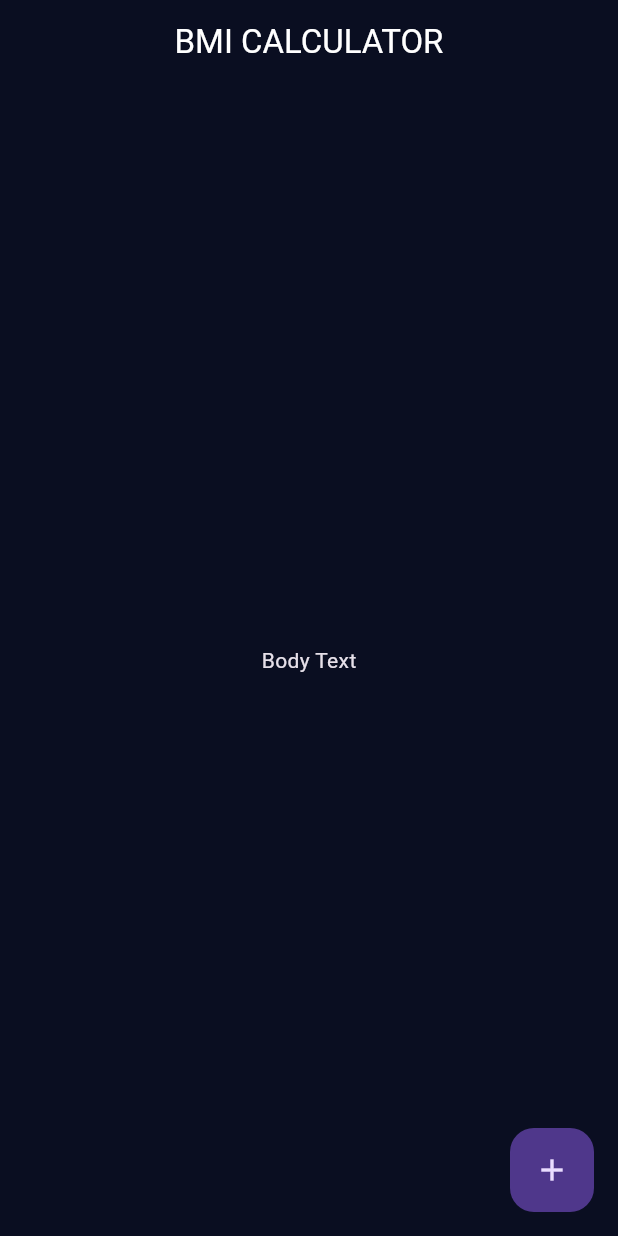
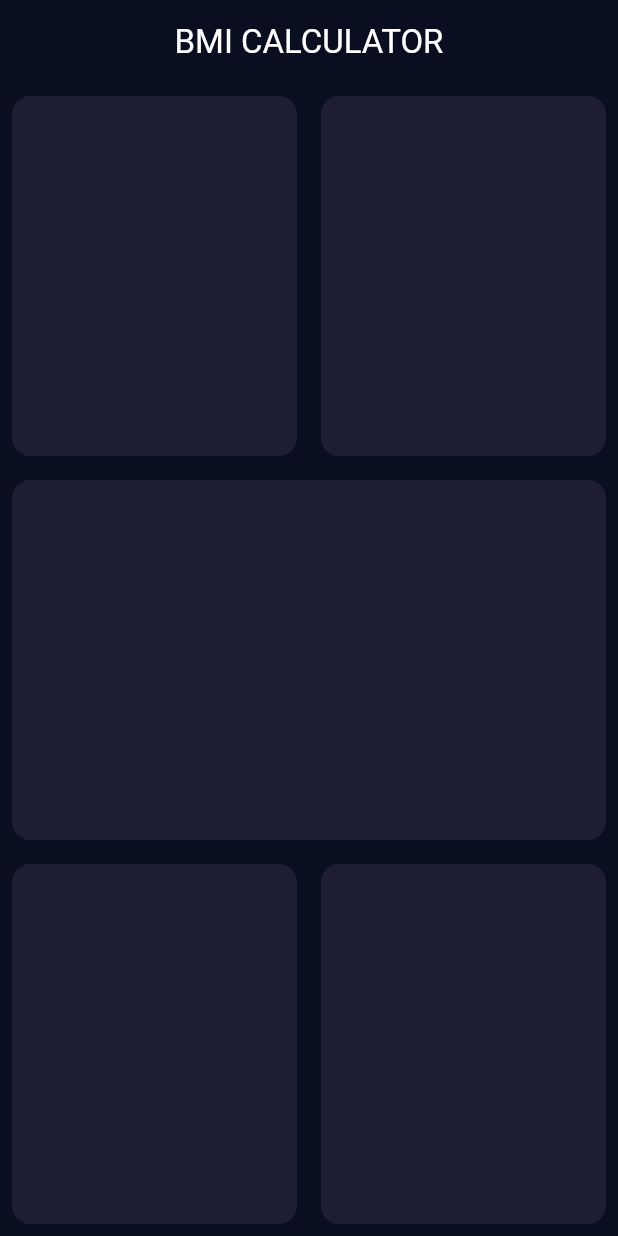
Before and after one commit to sergeyruppel/bmi_calculator_app, a Flutter app: the screen it shows after launch, on a phone screen of 412 x 824 dp. Run offline on Flutter 3.47's test engine with Material 3 defaults, Android fonts, the phone set to English and light mode, and no system bars.

Commit message:
Containers added

```diff
--- a/lib/input_page.dart
+++ b/lib/input_page.dart
@@ -14,15 +14,66 @@ class InputPageState extends State<InputPage> {
       appBar: AppBar(
         title: const Text('BMI CALCULATOR'),
       ),
-      body: const Center(
-        child: Text('Body Text'),
-      ),
-      // floatingActionButton: const FloatingActionButton(
-      //   child: Icon(Icons.add),
-      // ),
-      floatingActionButton: FloatingActionButton(
-        onPressed: () {},
-        child: const Icon(Icons.add),
+      body: Column(
+        children: [
+          Expanded(
+            child: Row(
+              children: [
+                Expanded(
+                  child: Container(
+                    margin: EdgeInsets.all(8.0),
+                    decoration: BoxDecoration(
+                      color: Color(0xFF1D1E33),
+                      borderRadius: BorderRadius.circular(12.0),
+                    ),
+                  ),
+                ),
+                Expanded(
+                  child: Container(
+                    margin: EdgeInsets.all(8.0),
+                    decoration: BoxDecoration(
+                      color: Color(0xFF1D1E33),
+                      borderRadius: BorderRadius.circular(12.0),
+                    ),
+                  ),
+                )
+              ],
+            ),
+          ),
+          Expanded(
+            child: Container(
+              margin: EdgeInsets.all(8.0),
+              decoration: BoxDecoration(
+                color: Color(0xFF1D1E33),
+                borderRadius: BorderRadius.circular(12.0),
+              ),
+            ),
+          ),
+          Expanded(
+            child: Row(
+              children: [
+                Expanded(
+                  child: Container(
+                    margin: EdgeInsets.all(8.0),
+                    decoration: BoxDecoration(
+                      color: Color(0xFF1D1E33),
+                      borderRadius: BorderRadius.circular(12.0),
+                    ),
+                  ),
+                ),
+                Expanded(
+                  child: Container(
+                    margin: EdgeInsets.all(8.0),
+                    decoration: BoxDecoration(
+                      color: Color(0xFF1D1E33),
+                      borderRadius: BorderRadius.circular(12.0),
+                    ),
+                  ),
+                )
+              ],
+            ),
+          ),
+        ],
       ),
     );
   }
--- a/lib/main.dart
+++ b/lib/main.dart
@@ -1,5 +1,5 @@
+import 'package:flutter/material.dart';
 import 'package:bmi_calculator_app/input_page.dart';
-import 'package:flutter/material.dart';
 
 void main() => runApp(const BMICalculator());
 
```
